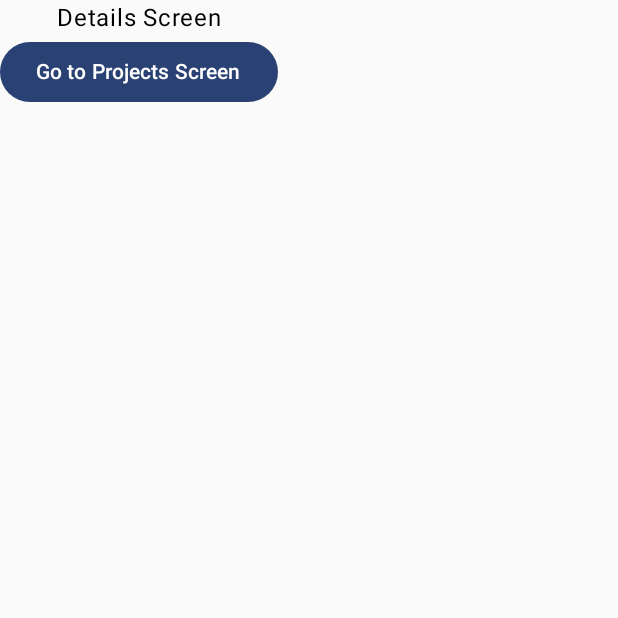
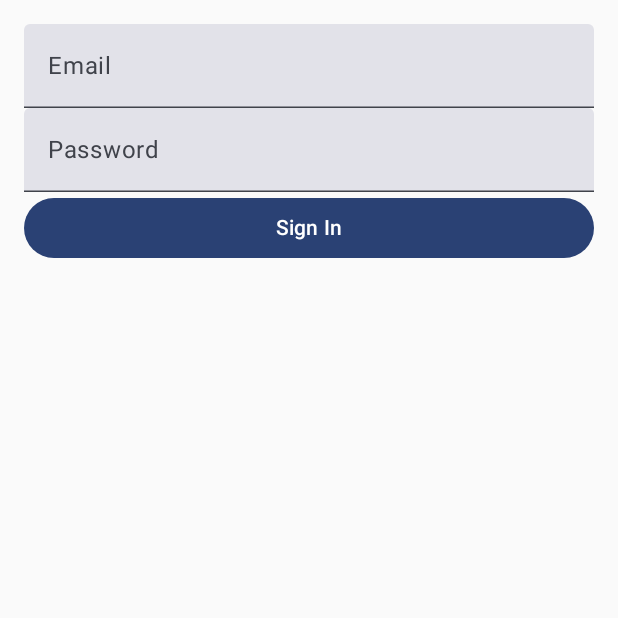
Before and after one commit to ProBuildX/ConstructechApp, an Android app built with Jetpack Compose: the screen it shows after launch (MainActivity), on a phone screen of 412 x 824 dp, the top half of it. Run offline under Robolectric (Android 15) with nearby library versions, the phone set to English and light mode, and no system bars.

Commit message:
feat: SignIn.kt

```diff
--- a/app/src/main/java/com/probuildx/constructechapp/MainActivity.kt
+++ b/app/src/main/java/com/probuildx/constructechapp/MainActivity.kt
@@ -21,6 +21,7 @@ import com.probuildx.constructechapp.views.HomeScreen
 import com.probuildx.constructechapp.views.NewProjectScreen
 import com.probuildx.constructechapp.views.ProjectDashboardScreen
 import com.probuildx.constructechapp.views.ProjectsScreen
+import com.probuildx.constructechapp.views.SignInScreen
 import com.probuildx.constructechapp.views.WorkersScreen
 
 
@@ -40,8 +41,8 @@ class MainActivity : ComponentActivity() {
 @Composable
 fun App() {
     val navController = rememberNavController()
-    NavHost(navController, startDestination = "homes") {
-        composable("homes") { HomeScreen(navController) }
+    NavHost(navController, startDestination = "sign-in") {
+        composable("sign-in") { SignInScreen(navController) }
         composable("projects") { ProjectsScreen(navController) }
         composable("new-project") { NewProjectScreen(navController) }
         composable("project-dashboard/{id}") { backStackEntry ->
--- /dev/null
+++ b/app/src/main/java/com/probuildx/constructechapp/views/SignIn.kt
@@ -0,0 +1,76 @@
+package com.probuildx.constructechapp.views
+
+import androidx.compose.foundation.layout.Column
+import androidx.compose.foundation.layout.fillMaxWidth
+import androidx.compose.foundation.layout.padding
+import androidx.compose.material3.Button
+import androidx.compose.material3.CircularProgressIndicator
+import androidx.compose.material3.Text
+import androidx.compose.material3.TextField
+import androidx.compose.runtime.Composable
+import androidx.compose.runtime.LaunchedEffect
+import androidx.compose.runtime.collectAsState
+import androidx.compose.runtime.getValue
+import androidx.compose.runtime.mutableStateOf
+import androidx.compose.runtime.remember
+import androidx.compose.runtime.setValue
+import androidx.compose.ui.Modifier
+import androidx.compose.ui.unit.dp
+import androidx.lifecycle.viewmodel.compose.viewModel
+import androidx.navigation.NavController
+import com.probuildx.constructechapp.entities.Project
+import com.probuildx.constructechapp.viewmodels.ProjectsViewModel
+
+@Composable
+fun SignInScreen(navController: NavController, projectsVm: ProjectsViewModel = viewModel()) {
+
+//    val project by projectsVm.project.collectAsState()
+//    val isLoading by projectsVm.isLoading.collectAsState()
+//    val errorMessage by projectsVm.errorMessage.collectAsState()
+//
+//    LaunchedEffect(projectId) { projectsVm.getById(projectId) }
+//
+//    when {
+//        isLoading -> CircularProgressIndicator()
+//        project == null -> CircularProgressIndicator()
+//        errorMessage != null -> Text("$errorMessage")
+//
+//        else -> { ProjectDashboard(navController, project!!) }
+//    }
+
+    var email by remember { mutableStateOf("") }
+    var password by remember { mutableStateOf("") }
+
+    Column(
+        modifier = Modifier
+            .fillMaxWidth()
+            .padding(16.dp)
+    ){
+        TextField(
+            value = email,
+            onValueChange = { email = it },
+            label = { Text("Email") },
+            singleLine = true,
+            modifier = Modifier.fillMaxWidth()
+        )
+
+        TextField(
+            value = password,
+            onValueChange = { password = it },
+            label = { Text("Password") },
+            singleLine = true,
+            modifier = Modifier.fillMaxWidth()
+        )
+
+
+        Button(
+            onClick = {
+                navController.navigate("projects")
+            },
+            modifier = Modifier.fillMaxWidth()
+        ) {
+            Text("Sign In")
+        }
+    }
+
+}
```
